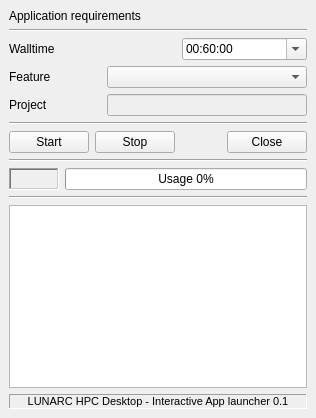
Before: the Qt Designer form ui/mainwindow_simplified.ui in lunarc/gfxlauncher, drawn with Qt 5.
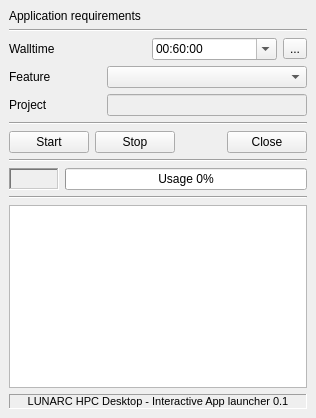
After: the same form once the commit is applied.

Commit message: Work on resource specification window for increase control of job submissions.

Diff of the .ui file:
```diff
--- a/ui/mainwindow_simplified.ui
+++ b/ui/mainwindow_simplified.ui
@@ -76,6 +76,13 @@
         </item>
        </widget>
       </item>
+      <item>
+       <widget class="QToolButton" name="resourceDetailsButton">
+        <property name="text">
+         <string>...</string>
+        </property>
+       </widget>
+      </item>
      </layout>
     </item>
     <item>
```
The commit also changes 3 other files.
